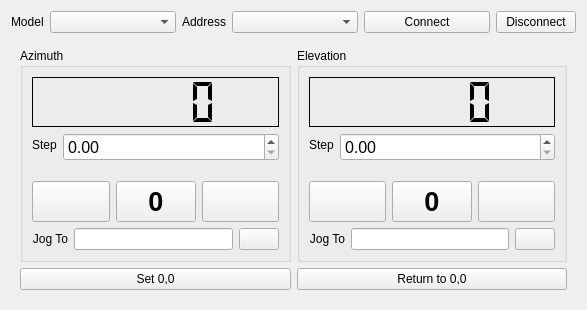
Above: pychamber/app/ui/positioner_widget.ui from PyChamber/PyChamber before the change. Below: the same form after it.
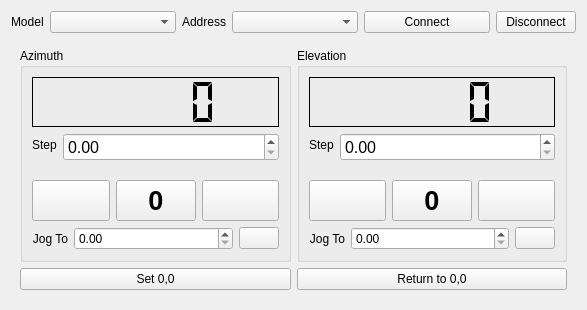
That is the form after the change. Custom widgets are drawn as their Qt base class.

```diff
--- a/pychamber/app/ui/positioner_widget.ui
+++ b/pychamber/app/ui/positioner_widget.ui
@@ -229,9 +229,9 @@
               </widget>
              </item>
              <item>
-              <widget class="QLineEdit" name="az_jog_to_le">
+              <widget class="QDoubleSpinBox" name="az_jog_to_dsb">
                <property name="sizePolicy">
-                <sizepolicy hsizetype="Expanding" vsizetype="Preferred">
+                <sizepolicy hsizetype="Expanding" vsizetype="Fixed">
                  <horstretch>0</horstretch>
                  <verstretch>0</verstretch>
                 </sizepolicy>
@@ -396,9 +396,9 @@
               </widget>
              </item>
              <item>
-              <widget class="QLineEdit" name="el_jog_to_le">
+              <widget class="QDoubleSpinBox" name="el_jog_to_dsb">
                <property name="sizePolicy">
-                <sizepolicy hsizetype="Expanding" vsizetype="Preferred">
+                <sizepolicy hsizetype="Expanding" vsizetype="Fixed">
                  <horstretch>0</horstretch>
                  <verstretch>0</verstretch>
                 </sizepolicy>
```
Left out of the diff: 2 changed lines with no effect on the pictures.
